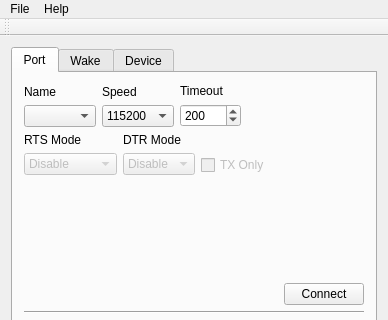
First picture: the form in src/mainwindow.ui, repository ew1abz/qWake, before the edit; both pictures show x 0 to 388 and y 0 to 320 of the 388 by 639 pixel window.
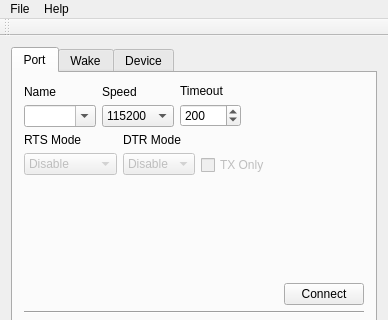
Second picture: the form after the edit. The open tabs and pages were chosen to show the change. Icons and pictures are not drawn. Custom widgets are drawn as their Qt base class.

Commit message: cbxPort now editable

The edit to the form file:
```diff
--- a/src/mainwindow.ui
+++ b/src/mainwindow.ui
@@ -37,7 +37,11 @@
              </widget>
             </item>
             <item>
-             <widget class="QComboBox" name="cbxPort"/>
+             <widget class="QComboBox" name="cbxPort">
+              <property name="editable">
+               <bool>true</bool>
+              </property>
+             </widget>
             </item>
            </layout>
           </item>
```
Left out of the diff: 4 changed lines with no effect on the pictures. The commit also changes 3 other files.
